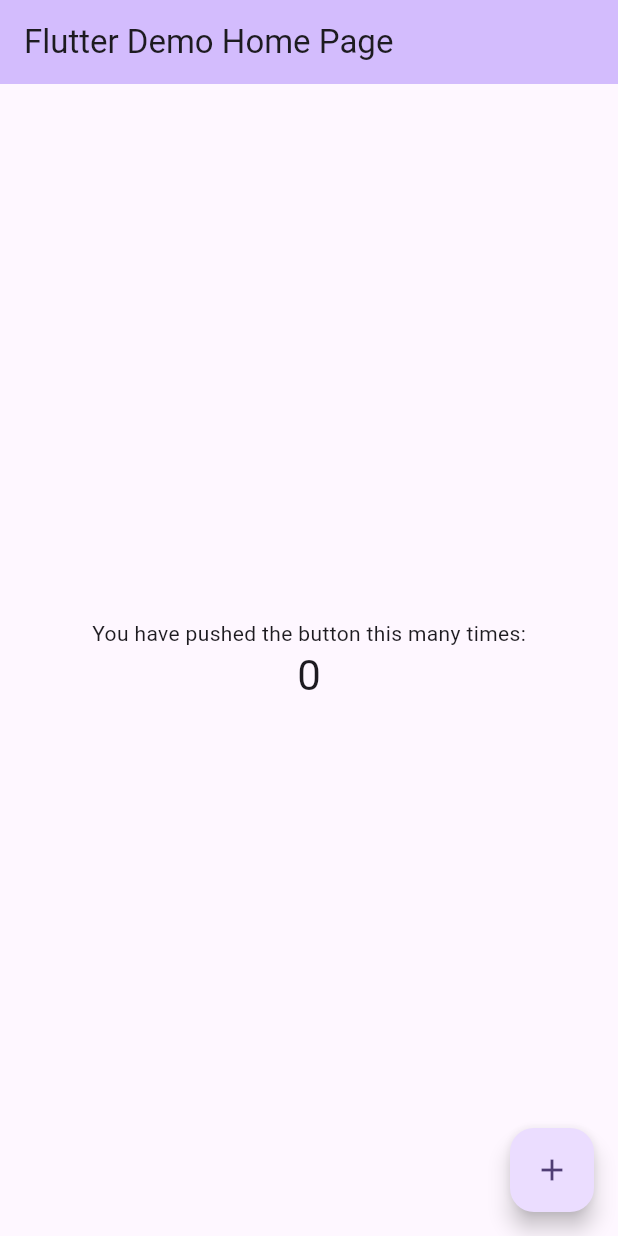
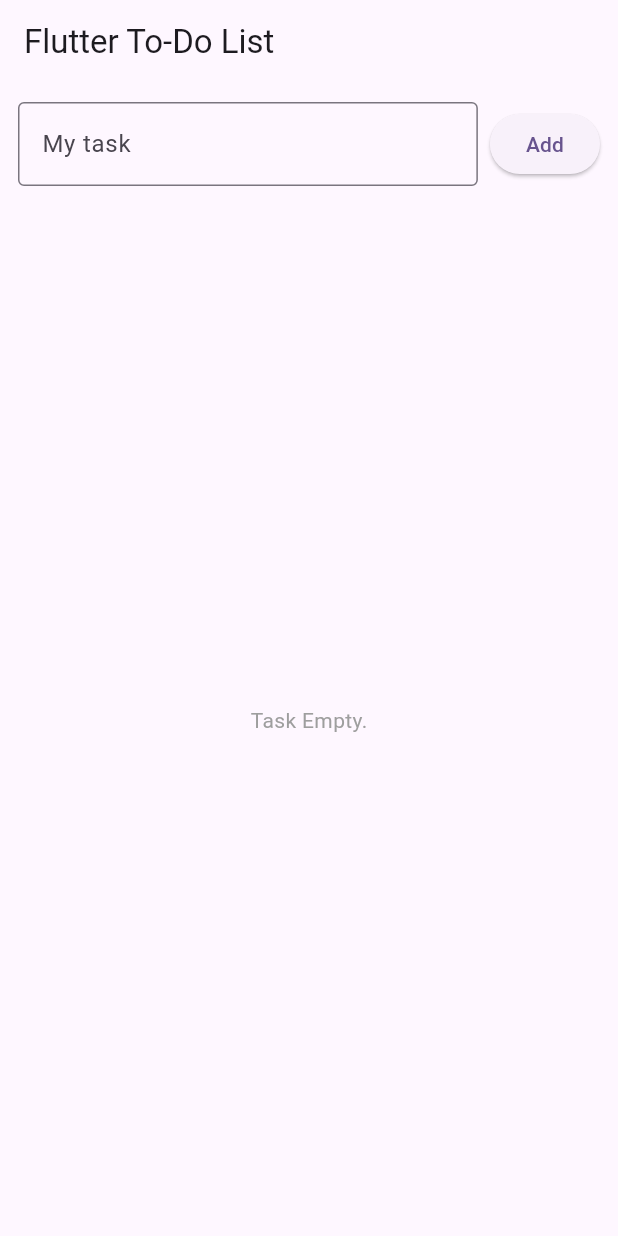
Before and after one commit to naixdevv/flutter-todo-bloc, a Flutter app: the screen it shows after launch, on a phone screen of 412 x 824 dp. Run offline on Flutter 3.47's test engine with Material 3 defaults, Android fonts, the phone set to English and light mode, and no system bars.

Commit message:
feat: create task to-do list

```diff
--- a/lib/main.dart
+++ b/lib/main.dart
@@ -1,4 +1,5 @@
 import 'package:flutter/material.dart';
+import 'screens/home_screen.dart';
 
 void main() {
   runApp(const MyApp());
@@ -7,116 +8,14 @@ void main() {
 class MyApp extends StatelessWidget {
   const MyApp({super.key});
 
-  // This widget is the root of your application.
   @override
   Widget build(BuildContext context) {
     return MaterialApp(
-      title: 'Flutter Demo',
+      title: 'Flutter To-Do Bloc',
       theme: ThemeData(
-        // This is the theme of your application.
-        //
-        // TRY THIS: Try running your application with "flutter run". You'll see
-        // the application has a purple toolbar. Then, without quitting the app,
-        // try changing the seedColor in the colorScheme below to Colors.green
-        // and then invoke "hot reload" (save your changes or press the "hot
-        // reload" button in a Flutter-supported IDE, or press "r" if you used
-        // the command line to start the app).
-        //
-        // Notice that the counter didn't reset back to zero; the application
-        // state is not lost during the reload. To reset the state, use hot
-        // restart instead.
-        //
-        // This works for code too, not just values: Most code changes can be
-        // tested with just a hot reload.
         colorScheme: ColorScheme.fromSeed(seedColor: Colors.deepPurple),
       ),
-      home: const MyHomePage(title: 'Flutter Demo Home Page'),
+      home: const HomeScreen(),
     );
   }
 }
-
-class MyHomePage extends StatefulWidget {
-  const MyHomePage({super.key, required this.title});
-
-  // This widget is the home page of your application. It is stateful, meaning
-  // that it has a State object (defined below) that contains fields that affect
-  // how it looks.
-
-  // This class is the configuration for the state. It holds the values (in this
-  // case the title) provided by the parent (in this case the App widget) and
-  // used by the build method of the State. Fields in a Widget subclass are
-  // always marked "final".
-
-  final String title;
-
-  @override
-  State<MyHomePage> createState() => _MyHomePageState();
-}
-
-class _MyHomePageState extends State<MyHomePage> {
-  int _counter = 0;
-
-  void _incrementCounter() {
-    setState(() {
-      // This call to setState tells the Flutter framework that something has
-      // changed in this State, which causes it to rerun the build method below
-      // so that the display can reflect the updated values. If we changed
-      // _counter without calling setState(), then the build method would not be
-      // called again, and so nothing would appear to happen.
-      _counter++;
-    });
-  }
-
-  @override
-  Widget build(BuildContext context) {
-    // This method is rerun every time setState is called, for instance as done
-    // by the _incrementCounter method above.
-    //
-    // The Flutter framework has been optimized to make rerunning build methods
-    // fast, so that you can just rebuild anything that needs updating rather
-    // than having to individually change instances of widgets.
-    return Scaffold(
-      appBar: AppBar(
-        // TRY THIS: Try changing the color here to a specific color (to
-        // Colors.amber, perhaps?) and trigger a hot reload to see the AppBar
-        // change color while the other colors stay the same.
-        backgroundColor: Theme.of(context).colorScheme.inversePrimary,
-        // Here we take the value from the MyHomePage object that was created by
-        // the App.build method, and use it to set our appbar title.
-        title: Text(widget.title),
-      ),
-      body: Center(
-        // Center is a layout widget. It takes a single child and positions it
-        // in the middle of the parent.
-        child: Column(
-          // Column is also a layout widget. It takes a list of children and
-          // arranges them vertically. By default, it sizes itself to fit its
-          // children horizontally, and tries to be as tall as its parent.
-          //
-          // Column has various properties to control how it sizes itself and
-          // how it positions its children. Here we use mainAxisAlignment to
-          // center the children vertically; the main axis here is the vertical
-          // axis because Columns are vertical (the cross axis would be
-          // horizontal).
-          //
-          // TRY THIS: Invoke "debug painting" (choose the "Toggle Debug Paint"
-          // action in the IDE, or press "p" in the console), to see the
-          // wireframe for each widget.
-          mainAxisAlignment: MainAxisAlignment.center,
-          children: <Widget>[
-            const Text('You have pushed the button this many times:'),
-            Text(
-              '$_counter',
-              style: Theme.of(context).textTheme.headlineMedium,
-            ),
-          ],
-        ),
-      ),
-      floatingActionButton: FloatingActionButton(
-        onPressed: _incrementCounter,
-        tooltip: 'Increment',
-        child: const Icon(Icons.add),
-      ), // This trailing comma makes auto-formatting nicer for build methods.
-    );
-  }
-}
--- /dev/null
+++ b/lib/models/task.dart
@@ -0,0 +1,10 @@
+class Task {
+  final String title;
+  bool isDone;
+
+  Task({required this.title, this.isDone = false});
+
+  void toggleDone() {
+    isDone = !isDone;
+  }
+}
--- /dev/null
+++ b/lib/screens/home_screen.dart
@@ -0,0 +1,193 @@
+import 'package:flutter/material.dart';
+import '../models/task.dart';
+
+class HomeScreen extends StatefulWidget {
+  const HomeScreen({super.key});
+
+  @override
+  State<HomeScreen> createState() => _HomeScreenState();
+}
+
+class _HomeScreenState extends State<HomeScreen> {
+  final List<Task> _tasks = [];
+
+  final TextEditingController _controller = TextEditingController();
+
+  void _addTask(String title) {
+    setState(() {
+      _tasks.add(Task(title: title));
+    });
+    _controller.clear();
+  }
+
+  void _toggleTask(int index) {
+    setState(() {
+      _tasks[index].toggleDone();
+    });
+  }
+
+  void _deleteTask(int index) {
+    setState(() {
+      _tasks.removeAt(index);
+    });
+  }
+
+  void _clearAll() {
+    setState(() {
+      _tasks.clear();
+    });
+  }
+
+  void _editTask(int index) {
+    final TextEditingController editController = TextEditingController(
+      text: _tasks[index].title,
+    );
+
+    showDialog(
+      context: context,
+      builder: (_) => AlertDialog(
+        title: const Text('Edit Task'),
+        content: TextField(
+          controller: editController,
+          decoration: const InputDecoration(
+            labelText: 'New my task',
+            border: OutlineInputBorder(),
+          ),
+        ),
+        actions: [
+          TextButton(
+            child: const Text('Cancel'),
+            onPressed: () => Navigator.pop(context),
+          ),
+          ElevatedButton(
+            onPressed: () {
+              setState(() {
+                _tasks[index] = Task(
+                  title: editController.text,
+                  isDone: _tasks[index].isDone,
+                );
+              });
+              Navigator.pop(context);
+            },
+            child: const Text('Save'),
+          ),
+        ],
+      ),
+    );
+  }
+
+  @override
+  Widget build(BuildContext context) {
+    return Scaffold(
+      appBar: AppBar(
+        title: const Text('Flutter To-Do List'),
+        actions: [
+          if (_tasks.isNotEmpty)
+            IconButton(
+              onPressed: () {
+                showDialog(
+                  context: context,
+                  builder: (_) => AlertDialog(
+                    title: const Text('Confirm to delete all'),
+                    content: const Text('Are you sure delete all?'),
+                    actions: [
+                      TextButton(
+                        onPressed: () => Navigator.pop(context),
+                        child: const Text('Cancel'),
+                      ),
+                      ElevatedButton(
+                        onPressed: () {
+                          _clearAll();
+                          Navigator.pop(context);
+                        },
+                        child: const Text('Delete All'),
+                      ),
+                    ],
+                  ),
+                );
+              },
+              icon: const Icon(Icons.delete_forever),
+              tooltip: 'Delete All',
+            ),
+        ],
+      ),
+      body: Column(
+        children: [
+          Padding(
+            padding: EdgeInsets.all(12),
+            child: Row(
+              children: [
+                Expanded(
+                  child: TextField(
+                    controller: _controller,
+                    decoration: const InputDecoration(
+                      labelText: "My task",
+                      border: OutlineInputBorder(),
+                    ),
+                    onSubmitted: (value) {
+                      if (value.isNotEmpty) {
+                        _addTask(value);
+                      }
+                    },
+                  ),
+                ),
+                const SizedBox(width: 8),
+                ElevatedButton(
+                  onPressed: () {
+                    if (_controller.text.isNotEmpty) {
+                      _addTask(_controller.text);
+                    }
+                  },
+                  child: Text('Add'),
+                ),
+              ],
+            ),
+          ),
+          Expanded(
+            child: _tasks.isEmpty
+                ? const Center(
+                    child: Text(
+                      'Task Empty.',
+                      style: TextStyle(color: Colors.grey),
+                    ),
+                  )
+                : ListView.builder(
+                    itemCount: _tasks.length,
+                    itemBuilder: (context, index) {
+                      final task = _tasks[index];
+
+                      return ListTile(
+                        leading: Checkbox(
+                          value: task.isDone,
+                          onChanged: (_) => _toggleTask(index),
+                        ),
+                        title: Text(
+                          task.title,
+                          style: TextStyle(
+                            decoration: task.isDone
+                                ? TextDecoration.lineThrough
+                                : TextDecoration.none,
+                          ),
+                        ),
+                        trailing: Row(
+                          mainAxisSize: MainAxisSize.min,
+                          children: [
+                            IconButton(
+                              onPressed: () => _editTask(index),
+                              icon: const Icon(Icons.edit, color: Colors.blue),
+                            ),
+                            IconButton(
+                              onPressed: () => _deleteTask(index),
+                              icon: const Icon(Icons.delete, color: Colors.red),
+                            ),
+                          ],
+                        ),
+                      );
+                    },
+                  ),
+          ),
+        ],
+      ),
+    );
+  }
+}
```
